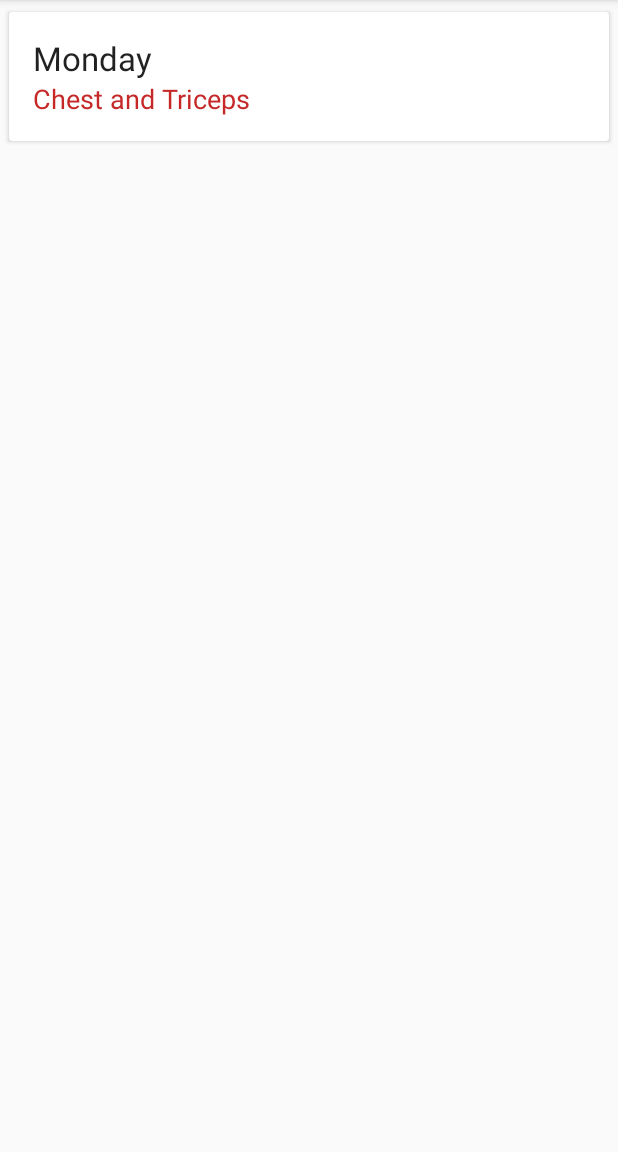
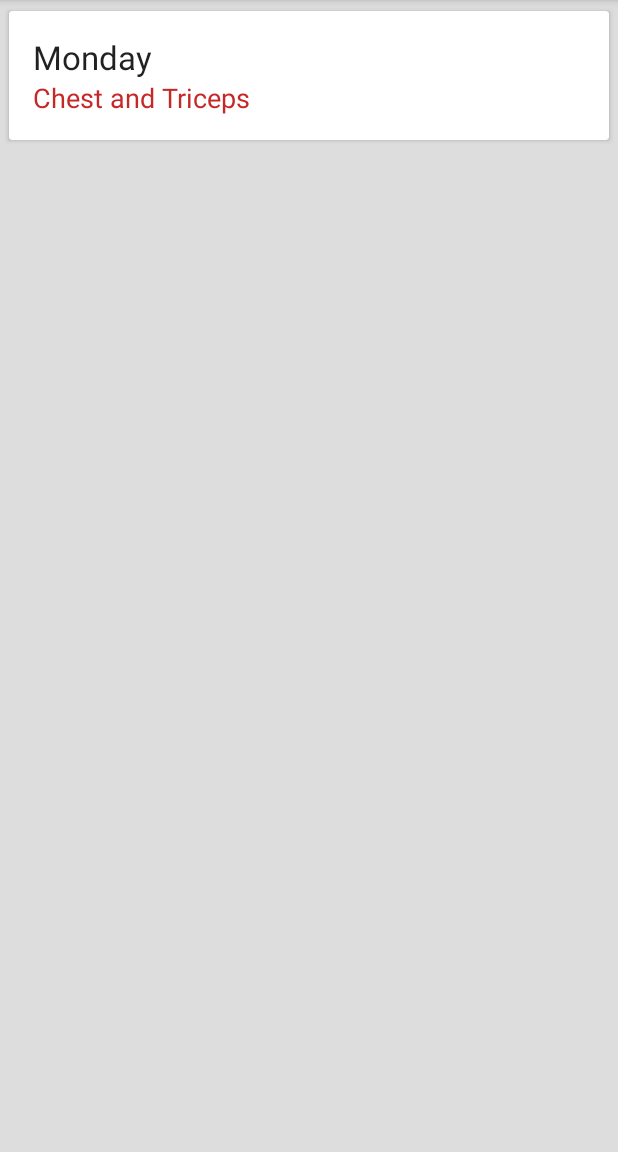
Before and after one commit to RyanClementsHax/WorkoutPlanner, an Android app: the screen it shows after launch (WeekViewActivity), on a phone screen of 412 x 824 dp, the part 84-1236 px from its top. Run offline under Robolectric (Android 15) with nearby library versions, the phone set to English and light mode, and no system bars.

Commit message:
Made further style improvements

```diff
--- a/app/src/main/res/layout/content_day_view.xml
+++ b/app/src/main/res/layout/content_day_view.xml
@@ -12,7 +12,9 @@
         android:id="@+id/exercises_recycler_view"
         android:layout_width="match_parent"
         android:layout_height="match_parent"
-        android:paddingTop="@dimen/list_item_margin_top_and_bottom"
-        android:paddingBottom="@dimen/list_item_margin_top_and_bottom" />
+        android:background="@color/colorPrimaryLight"
+        android:paddingTop="@dimen/recycler_view_padding_top_and_bottom"
+        android:paddingBottom="@dimen/recycler_view_padding_top_and_bottom"
+        android:clipToPadding="false" />
 
 </RelativeLayout>
--- a/app/src/main/res/layout/content_week_view.xml
+++ b/app/src/main/res/layout/content_week_view.xml
@@ -12,6 +12,8 @@
         android:id="@+id/week_days_recycler_view"
         android:layout_width="match_parent"
         android:layout_height="match_parent"
-        android:paddingTop="@dimen/list_item_margin_top_and_bottom"
-        android:paddingBottom="@dimen/list_item_margin_top_and_bottom"/>
+        android:background="@color/colorPrimaryLight"
+        android:paddingTop="@dimen/recycler_view_padding_top_and_bottom"
+        android:paddingBottom="@dimen/recycler_view_padding_top_and_bottom"
+        android:clipToPadding="false" />
 </RelativeLayout>
--- a/app/src/main/res/layout/day_of_week.xml
+++ b/app/src/main/res/layout/day_of_week.xml
@@ -3,7 +3,8 @@
     xmlns:android="http://schemas.android.com/apk/res/android"
     android:orientation="vertical"
     android:layout_width="match_parent"
-    android:layout_height="match_parent">
+    android:layout_height="match_parent"
+    android:background="@color/colorPrimaryLight">
 
     <android.support.v7.widget.CardView
         xmlns:card_view="http://schemas.android.com/apk/res-auto"
--- a/app/src/main/res/values/colors.xml
+++ b/app/src/main/res/values/colors.xml
@@ -2,5 +2,6 @@
 <resources>
     <color name="colorPrimary">#757575</color>
     <color name="colorPrimaryDark">#424242</color>
+    <color name="colorPrimaryLight">#DDDDDD</color>
     <color name="colorAccent">#C62828</color>
 </resources>
--- a/app/src/main/res/values/dimens.xml
+++ b/app/src/main/res/values/dimens.xml
@@ -9,4 +9,5 @@
     <dimen name="list_item_margin_top_and_bottom">4dp</dimen>
     <dimen name="list_item_margin_left_and_right">6dp</dimen>
     <dimen name="list_item_title_margin_bottom">5dp</dimen>
+    <dimen name="recycler_view_padding_top_and_bottom">3dp</dimen>
 </resources>
```
